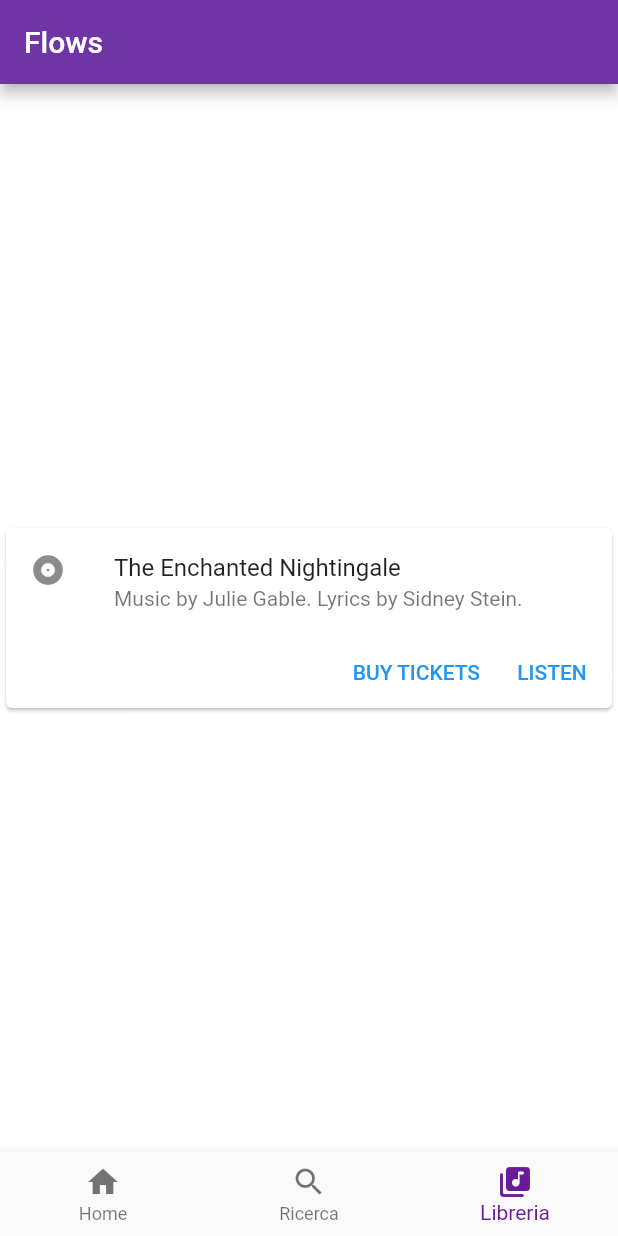
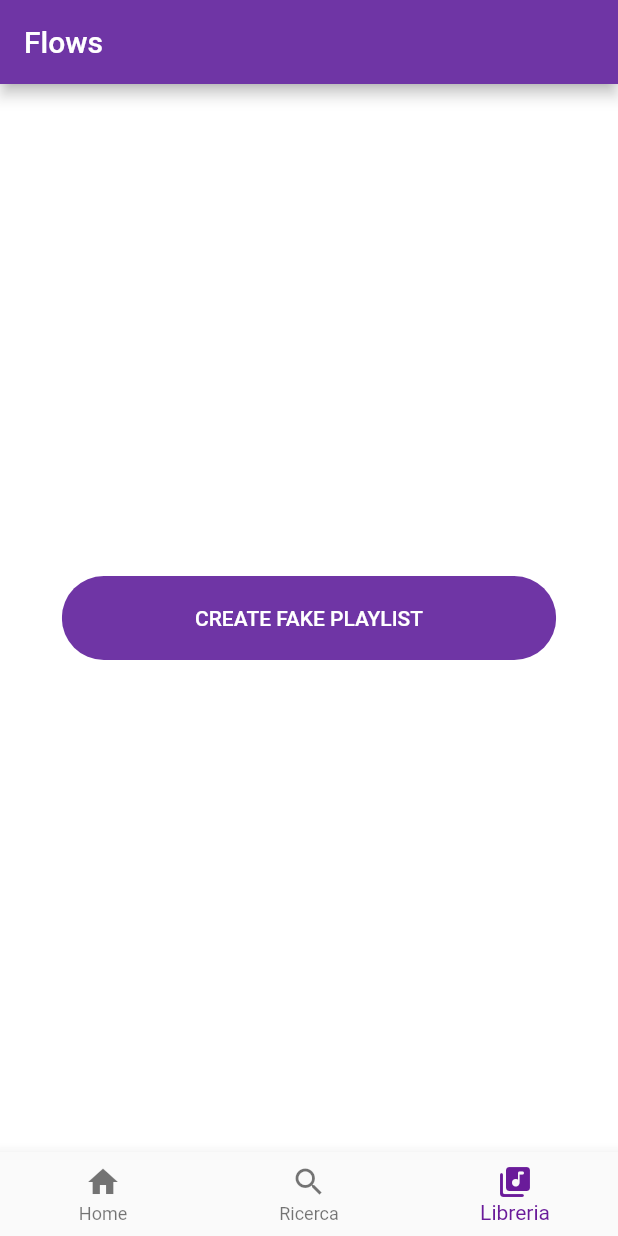
Before and after one commit to zzAIMoo/flows-music, a Flutter app: the MainScreenPage screen opened directly, item 3 of the bottom bar chosen, on a phone screen of 412 x 824 dp. Run offline on Flutter 3.47's test engine with Material 2 defaults, Android fonts, the light colour scheme and no system bars; our stand-ins replace flutter_svg, flutter_tindercard, fluttertoast, shared_preferences; missing offline and left inert: flutter_search_bar, loading_animations, youtube_api; accounts and stored records are empty; network calls fail; project files that could hold a hidden picture were left out.

Commit message:
aggiunta sezione per creare playlist

```diff
--- a/lib/Screens/Main/components/search_screen.dart
+++ b/lib/Screens/Main/components/search_screen.dart
@@ -71,7 +71,7 @@ class _SearchScreenState extends State<SearchScreen> {
         _getMoreData();
       }
     });
-    callAPI("funny video");
+    callAPI("test");
   }
 
   @override
--- a/lib/Screens/Main/main_screen.dart
+++ b/lib/Screens/Main/main_screen.dart
@@ -1,6 +1,12 @@
 import 'package:flutter/material.dart';
 import 'package:flutter_tindercard/flutter_tindercard.dart';
 import 'components/search_screen.dart';
+import 'package:finto_spoti/components/rounded_button.dart';
+import 'dart:math';
+import 'package:fluttertoast/fluttertoast.dart';
+import 'package:shared_preferences/shared_preferences.dart';
+import 'package:http/http.dart' as http;
+import 'dart:convert' as convert;
 //import 'package:image/image.dart' as IMG;
 
 void main() {
@@ -29,7 +35,23 @@ class MainScreenPage extends StatefulWidget {
 }
 
 class _MainScreenPageState extends State<MainScreenPage> {
-  bool swipeLeft = false, swipeRight = false, still = true;
+  Future<Null> getSharedPrefs() async {
+    SharedPreferences prefs = await SharedPreferences.getInstance();
+    accessToken = prefs.getString("access_token");
+  }
+
+  bool swipeLeft = false,
+      swipeRight = false,
+      still = true,
+      requestStarted = false;
+  String accessToken = "";
+  @override
+  void initState() {
+    super.initState();
+    // ignore: invalid_use_of_visible_for_testing_member
+    getSharedPrefs();
+  }
+
   List<Widget> funzioneCarina(BuildContext context) {
     // ignore: unused_local_variable
     CardController controller;
@@ -118,34 +140,70 @@ class _MainScreenPageState extends State<MainScreenPage> {
         ],
       ),
       SearchScreen(),
-      Card(
-        child: Column(
-          mainAxisSize: MainAxisSize.min,
-          children: <Widget>[
-            const ListTile(
-              leading: Icon(Icons.album),
-              title: Text('The Enchanted Nightingale'),
-              subtitle: Text('Music by Julie Gable. Lyrics by Sidney Stein.'),
-            ),
-            Row(
-              mainAxisAlignment: MainAxisAlignment.end,
-              children: <Widget>[
-                TextButton(
-                  child: const Text('BUY TICKETS'),
-                  onPressed: () {/* ... */},
-                ),
-                const SizedBox(width: 8),
-                TextButton(
-                  child: const Text('LISTEN'),
-                  onPressed: () {/* ... */},
-                ),
-                const SizedBox(width: 8),
-              ],
-            ),
-          ],
-        ),
-      ),
+      Column(
+        crossAxisAlignment: CrossAxisAlignment.center,
+        mainAxisAlignment: MainAxisAlignment.center,
+        children: [
+          RoundedButton(
+              text: "CREATE FAKE PLAYLIST",
+              textColor: Colors.white,
+              isLoading: requestStarted,
+              press: () async {
+                requestStarted = true;
+                setState(() {});
+                String randomName = generateRandomString(5);
+                var url = Uri.parse(
+                    'https://sechisimone.altervista.org/flows/API/create/add_playlist.php');
+                print(randomName);
+                print(accessToken);
+                var response = await http.post(url, body: {
+                  'name': randomName,
+                  'description': "descrizione",
+                  'access_token': accessToken,
+                });
+                print('Response status: ${response.statusCode}');
+                print('Response body: ${response.body}');
+                if (response.statusCode == 200) {
+                  var responseParsed = convert.jsonDecode(response.body);
+                  print(responseParsed["response_type"]);
+                  if (responseParsed["response_type"] == "playlist_added") {
+                    showToast("Playlist creata correttamente con il nome " +
+                        randomName);
+                    requestStarted = false;
+                    (context as Element).markNeedsBuild();
+                    return;
+                  } else if (responseParsed["response_type"] ==
+                      "error_in_adding") {
+                    showToast(
+                        "C'è stato un errore nella creazione della playlist");
+                    requestStarted = false;
+                    (context as Element).markNeedsBuild();
+                    return;
+                  }
+                }
+              }),
+        ],
+      )
     ];
+  }
+
+  String generateRandomString(int len) {
+    var r = Random();
+    const _chars =
+        'AaBbCcDdEeFfGgHhIiJjKkLlMmNnOoPpQqRrSsTtUuVvWwXxYyZz1234567890';
+    return List.generate(len, (index) => _chars[r.nextInt(_chars.length)])
+        .join();
+  }
+
+  void showToast(String message) {
+    Fluttertoast.showToast(
+        msg: message,
+        toastLength: Toast.LENGTH_SHORT,
+        gravity: ToastGravity.CENTER,
+        timeInSecForIosWeb: 2,
+        backgroundColor: Colors.red,
+        textColor: Colors.white,
+        fontSize: 24.0);
   }
 
   List<String> songImages = [
--- a/lib/Screens/Signup/components/body.dart
+++ b/lib/Screens/Signup/components/body.dart
@@ -145,7 +145,7 @@ class _BodyState extends State<Body> {
                   return;
                 }
                 requestStarted = true;
-                (context as Element).markNeedsBuild();
+                setState(() {});
                 var url = Uri.parse(
                     'https://sechisimone.altervista.org/flows/API/registration/signup.php');
                 var response = await http.post(url, body: {
```
Also changed, not shown: lib/Screens/Login/components/body.dart (+6 -14 lines).
